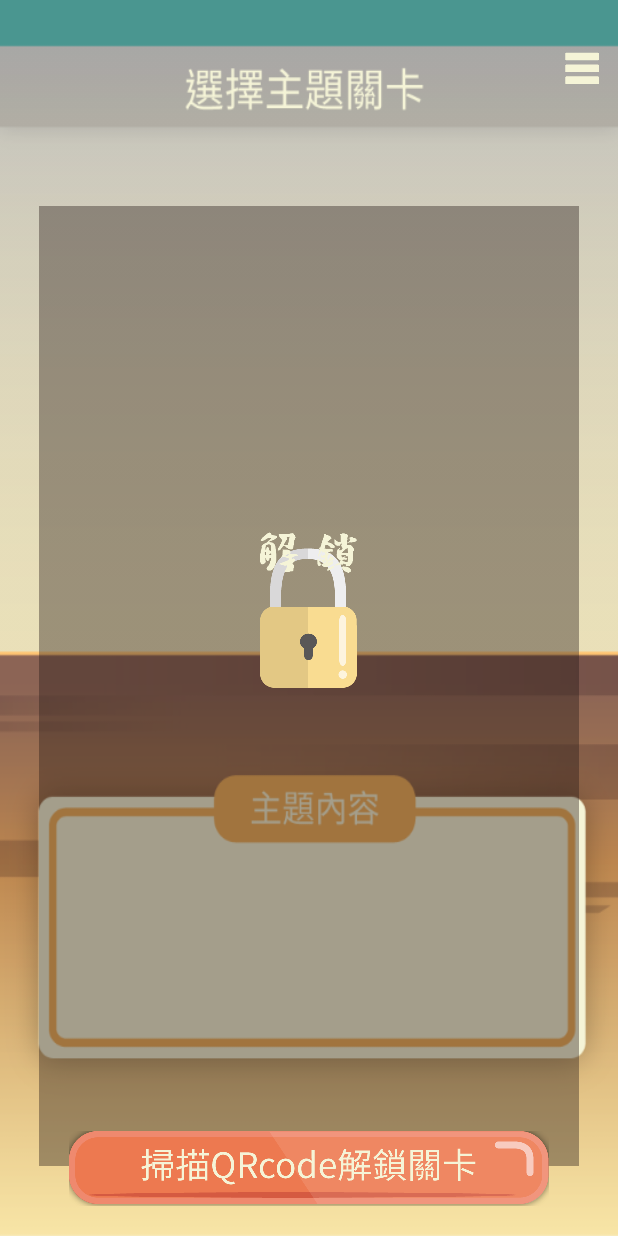
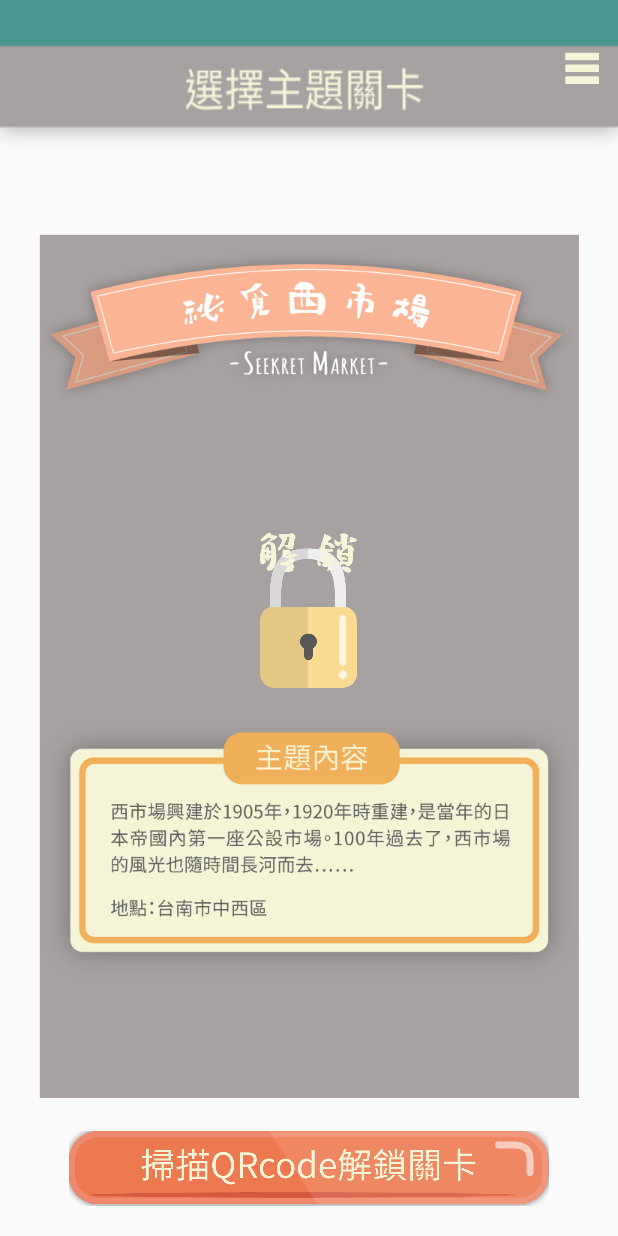
Before and after one commit to dada8397/CityRun, an Android app: the GameMenuActivity screen opened directly, with no data from a screen before it, after a tap on an icon or button, on a phone screen of 412 x 824 dp. Run offline under Robolectric (Android 15) with nearby library versions, the phone set to English and light mode, and no system bars.

Commit message:
[modify] Game menu layout and add QrCode Activity layout

```diff
--- a/app/src/main/AndroidManifest.xml
+++ b/app/src/main/AndroidManifest.xml
@@ -36,6 +36,10 @@
             android:theme="@style/Theme.AppCompat.Light.NoActionBar"
             android:windowSoftInputMode="adjustPan" />
         <activity
+            android:name=".QrCodeActivity"
+            android:theme="@style/Theme.AppCompat.Light.NoActionBar"
+            android:windowSoftInputMode="adjustPan" />
+        <activity
             android:name="com.facebook.FacebookActivity"
             android:configChanges="keyboard|keyboardHidden|screenLayout|screenSize|orientation"
             android:label="@string/app_name"
--- a/app/src/main/java/com/nckumbi/cityrun/GameMenuActivity.java
+++ b/app/src/main/java/com/nckumbi/cityrun/GameMenuActivity.java
@@ -95,6 +95,8 @@ public class GameMenuActivity extends AppCompatActivity {
             }
         });
 
+        initializeComponents();
+
         gameMenuQrCodeImageButton.setOnClickListener(qrCodeImageButtonClicked);
     }
 
@@ -105,6 +107,34 @@ public class GameMenuActivity extends AppCompatActivity {
         }
     };
 
+    protected void initializeComponents() {
+        if(!isUnlocked()) {
+            gameMenuMask.setVisibility(View.VISIBLE);
+            gameMenuChainRight.setVisibility(View.VISIBLE);
+            gameMenuChainLeft.setVisibility(View.VISIBLE);
+            gameMenuQrCodeImageButton.setVisibility(View.VISIBLE);
+            gameMenuLockImageButton.setVisibility(View.VISIBLE);
+            gameMenuMask.setAlpha(1.0f);
+            gameMenuChainRight.setAlpha(1.0f);
+            gameMenuChainLeft.setAlpha(1.0f);
+            gameMenuQrCodeImageButton.setAlpha(1.0f);
+            gameMenuLockImageButton.setAlpha(1.0f);
+        } else {
+            gameMenuMask.setVisibility(View.GONE);
+            gameMenuChainRight.setVisibility(View.GONE);
+            gameMenuChainLeft.setVisibility(View.GONE);
+            gameMenuQrCodeImageButton.setVisibility(View.GONE);
+            unlockedGif.setVisibility(View.GONE);
+            gameMenuLockImageButton.setVisibility(View.GONE);
+            gameMenuUnlockedSloganImageView.setVisibility(View.GONE);
+        }
+    }
+
+    protected Boolean isUnlocked() {
+        return false;
+    }
+
+    // 掃描完 QrCode 執行
     protected void unlockLevel() {
         unlockedGif.animate()
                 .alpha(1.0f)
@@ -181,7 +211,8 @@ public class GameMenuActivity extends AppCompatActivity {
                             @Override
                             public void onAnimationEnd(Animator animation) {
                                 super.onAnimationEnd(animation);
-                                gameMenuLockImageButton.setVisibility(View.GONE);
+                                unlockedGif.setVisibility(View.GONE);
+                                unlockedGif.setPaused(true);
                             }
                         });
                 gameMenuLockImageButton.animate()
--- a/app/src/main/res/layout/activity_game_menu.xml
+++ b/app/src/main/res/layout/activity_game_menu.xml
@@ -4,18 +4,12 @@
     android:layout_height="match_parent"
     android:background="@drawable/game_menu_bg">
 
-    <LinearLayout
-        android:orientation="horizontal"
+    <com.nckumbi.cityrun.GifMovieView
+        android:id="@+id/gameMenuLevelSeekretMarketGif"
         android:layout_width="wrap_content"
         android:layout_height="wrap_content"
-        android:layout_gravity="center_horizontal|top">
-
-        <com.nckumbi.cityrun.GifMovieView
-            android:id="@+id/gameMenuLevelSeekretMarketGif"
-            android:layout_width="wrap_content"
-            android:layout_height="wrap_content"
-            android:layout_weight="1"/>
-    </LinearLayout>
+        android:layout_weight="1"
+        android:layout_gravity="center" />
 
     <RelativeLayout
         android:layout_width="160dp"
@@ -59,8 +53,14 @@
         android:layout_height="wrap_content"
         android:id="@+id/gameMenuMask"
         android:layout_gravity="center"
-        android:background="@drawable/all_mask"
-        android:layout_marginTop="45dp" />
+        android:src="@drawable/all_mask" />
+
+    <ImageView
+        android:layout_width="wrap_content"
+        android:layout_height="wrap_content"
+        android:id="@+id/gameMenuLevelSeekretMarketTitleImageView"
+        android:layout_gravity="center"
+        android:src="@drawable/game_menu_level_seekret_market_title" />
 
     <ImageButton
         android:layout_width="wrap_content"
@@ -83,14 +83,14 @@
         android:layout_height="wrap_content"
         android:id="@+id/gameMenuChainLeftImageView"
         android:layout_gravity="center"
-        android:background="@drawable/game_menu_chain_left" />
+        android:src="@drawable/game_menu_chain_left" />
 
     <ImageView
         android:layout_width="wrap_content"
         android:layout_height="wrap_content"
         android:id="@+id/gameMenuChainRightImageView"
         android:layout_gravity="center"
-        android:background="@drawable/game_menu_chain_right" />
+        android:src="@drawable/game_menu_chain_right" />
 
     <ImageButton
         android:layout_width="wrap_content"
```
Also changed, not shown: app/src/main/java/com/nckumbi/cityrun/QrCodeActivity.java (added, +33 -0 lines), app/src/main/res/layout/activity_qr_code.xml (added, +33 -0 lines), app/src/main/res/drawable-xhdpi/all_mask.png, app/src/main/res/drawable-xhdpi/game_menu_bg.png, app/src/main/res/drawable-xhdpi/game_menu_level_seekret_market_title.png (added), app/src/main/res/drawable-xhdpi/qr_code_bg.png (added), app/src/main/res/drawable-xhdpi/qr_code_button.png (added), app/src/main/res/drawable-xxhdpi/all_mask.png, app/src/main/res/drawable-xxhdpi/game_menu_bg.png, app/src/main/res/drawable-xxhdpi/game_menu_level_seekret_market_title.png (added), app/src/main/res/drawable-xxhdpi/qr_code_bg.png (added), app/src/main/res/drawable-xxhdpi/qr_code_button.png (added), app/src/main/res/drawable-xxxhdpi/all_mask.png, app/src/main/res/drawable-xxxhdpi/game_menu_bg.png, 3 more files.
